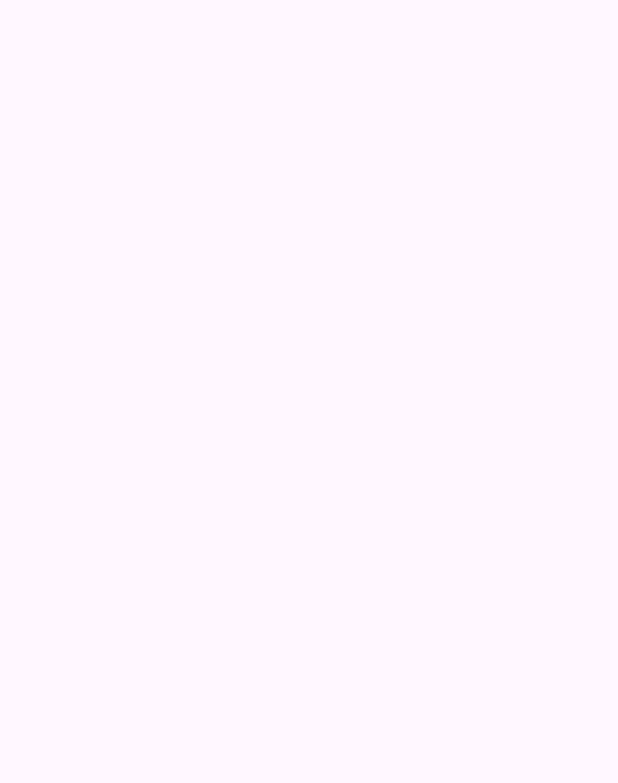
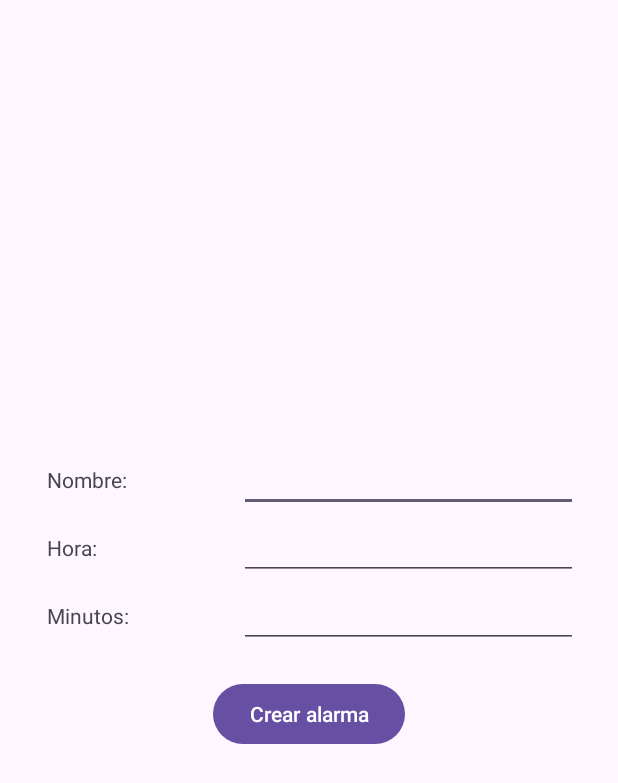
Before and after one commit to adriferro/adrian_fernandez_rodriguez_PMDM_Tarea1, an Android app: the Alarma screen opened directly, with no data from a screen before it, on a phone screen of 412 x 824 dp. Before the commit the part shown is empty. Shown: the top 783 px of the screen. Run offline under Robolectric (Android 15) with nearby library versions, the light colour scheme and no system bars.

Commit message:
Interfaz crear alarma

```diff
--- a/app/src/main/java/com/example/adrian_fernandez_rodriguez_pmdm_tarea1/Alarma.java
+++ b/app/src/main/java/com/example/adrian_fernandez_rodriguez_pmdm_tarea1/Alarma.java
@@ -1,12 +1,22 @@
 package com.example.adrian_fernandez_rodriguez_pmdm_tarea1;
 
+import android.app.AlarmManager;
+import android.app.PendingIntent;
+import android.content.Context;
+import android.content.Intent;
 import android.os.Bundle;
+import android.view.View;
+import android.widget.Button;
+import android.widget.EditText;
+import android.widget.Toast;
 
 import androidx.activity.EdgeToEdge;
 import androidx.appcompat.app.AppCompatActivity;
 import androidx.core.graphics.Insets;
 import androidx.core.view.ViewCompat;
 import androidx.core.view.WindowInsetsCompat;
+
+import java.util.Calendar;
 
 public class Alarma extends AppCompatActivity {
 
@@ -20,5 +30,43 @@ public class Alarma extends AppCompatActivity {
             v.setPadding(systemBars.left, systemBars.top, systemBars.right, systemBars.bottom);
             return insets;
         });
+
+        EditText editTextNombre = findViewById(R.id.editTextNombreAlar);
+        EditText editTextHora = findViewById(R.id.editTextHora);
+        EditText editTextMinutos = findViewById(R.id.editTextMin);
+        Button btnCrearAlarma = findViewById(R.id.btnCrearAlar);
+
+        // Acción del botón "Crear alarma"
+        btnCrearAlarma.setOnClickListener(new View.OnClickListener() {
+            @Override
+            public void onClick(View v) {
+                String nombreAlarma = editTextNombre.getText().toString();
+                String horaStr = editTextHora.getText().toString();
+                String minutosStr = editTextMinutos.getText().toString();
+
+                if (nombreAlarma.isEmpty() || horaStr.isEmpty() || minutosStr.isEmpty()) {
+                    Toast.makeText(Alarma.this, "Por favor, rellena todos los campos", Toast.LENGTH_SHORT).show();
+                    return;
+                }
+
+                int hora = Integer.parseInt(horaStr);
+                int minutos = Integer.parseInt(minutosStr);
+
+                // Configurar la alarma
+                Calendar calendar = Calendar.getInstance();
+                calendar.set(Calendar.HOUR_OF_DAY, hora);
+                calendar.set(Calendar.MINUTE, minutos);
+                calendar.set(Calendar.SECOND, 0);
+
+                //Intent intent = new Intent(Alarma.this, AlarmReceiver.class);
+                //PendingIntent pendingIntent = PendingIntent.getBroadcast(Alarma.this, 0, intent, 0);
+                //AlarmManager alarmManager = (AlarmManager) getSystemService(Context.ALARM_SERVICE);
+
+                //if (alarmManager != null) {
+                  //  alarmManager.setExact(AlarmManager.RTC_WAKEUP, calendar.getTimeInMillis(), pendingIntent);
+                    //Toast.makeText(Alarma.this, "Alarma configurada: " + nombreAlarma, Toast.LENGTH_SHORT).show();
+                //}
+            }
+        });
     }
 }
--- a/app/src/main/java/com/example/adrian_fernandez_rodriguez_pmdm_tarea1/LoginCorrecto.java
+++ b/app/src/main/java/com/example/adrian_fernandez_rodriguez_pmdm_tarea1/LoginCorrecto.java
@@ -35,7 +35,8 @@ public class LoginCorrecto extends AppCompatActivity {
         Button btnPonerAlarma = findViewById(R.id.btnAlarma);
 
         // Mostrar el mensaje de bienvenida con el nombre de usuario
-        welcomeText.setText("Bienvenido: " + username);
+        String welcome = getString(R.string.welcome_activity_login_correcto) + " " + username;
+        welcomeText.setText(welcome);
 
         // Acción del ImageButton para abrir la página web
         imageButtonWeb.setOnClickListener(new View.OnClickListener() {
--- a/app/src/main/res/layout/activity_alarma.xml
+++ b/app/src/main/res/layout/activity_alarma.xml
@@ -8,25 +8,87 @@
     tools:context=".Alarma">
 
     <TableLayout
-        android:layout_width="409dp"
-        android:layout_height="729dp"
-        tools:layout_editor_absoluteX="1dp"
-        tools:layout_editor_absoluteY="1dp">
+        android:layout_width="350dp"
+        android:layout_height="232dp"
+        app:layout_constraintBottom_toBottomOf="parent"
+        app:layout_constraintEnd_toEndOf="parent"
+        app:layout_constraintStart_toStartOf="parent"
+        app:layout_constraintTop_toTopOf="parent">
 
         <TableRow
             android:layout_width="match_parent"
-            android:layout_height="match_parent" />
+            android:layout_height="match_parent">
+
+            <TextView
+                android:id="@+id/textViewNombreAlar"
+                android:layout_width="wrap_content"
+                android:layout_height="wrap_content"
+                android:text="@string/name_alar_activity_alarma"
+                android:textAlignment="viewStart" />
+
+            <EditText
+                android:id="@+id/editTextNombreAlar"
+                android:layout_width="247dp"
+                android:layout_height="wrap_content"
+                android:ems="10"
+                android:inputType="text"
+                android:text="" />
+
+        </TableRow>
 
         <TableRow
             android:layout_width="match_parent"
-            android:layout_height="match_parent" />
+            android:layout_height="match_parent">
+
+            <TextView
+                android:id="@+id/textViewHora"
+                android:layout_width="wrap_content"
+                android:layout_height="wrap_content"
+                android:text="@string/hour_activity_alarma"
+                android:textAlignment="viewStart" />
+
+            <EditText
+                android:id="@+id/editTextHora"
+                android:layout_width="wrap_content"
+                android:layout_height="wrap_content"
+                android:ems="10"
+                android:inputType="text"
+                android:text="" />
+
+        </TableRow>
 
         <TableRow
             android:layout_width="match_parent"
-            android:layout_height="match_parent" />
+            android:layout_height="match_parent">
+
+            <TextView
+                android:id="@+id/textViewMin"
+                android:layout_width="wrap_content"
+                android:layout_height="wrap_content"
+                android:text="@string/min_activity_alarma"
+                android:textAlignment="viewStart" />
+
+            <EditText
+                android:id="@+id/editTextMin"
+                android:layout_width="wrap_content"
+                android:layout_height="wrap_content"
+                android:ems="10"
+                android:inputType="text"
+                android:text="" />
+
+        </TableRow>
 
         <TableRow
             android:layout_width="match_parent"
-            android:layout_height="match_parent" />
+            android:layout_height="match_parent"
+            android:layout_marginTop="20dp"
+            android:gravity="bottom|center_horizontal">
+
+            <Button
+                android:id="@+id/btnCrearAlar"
+                android:layout_width="wrap_content"
+                android:layout_height="wrap_content"
+                android:text="@string/btnCrearAlarma_activity_alarma" />
+        </TableRow>
     </TableLayout>
 </androidx.constraintlayout.widget.ConstraintLayout>
--- a/app/src/main/res/layout/activity_login_correcto.xml
+++ b/app/src/main/res/layout/activity_login_correcto.xml
@@ -25,13 +25,13 @@
             app:layout_constraintEnd_toEndOf="parent"
             app:layout_constraintStart_toStartOf="parent"
             app:layout_constraintTop_toTopOf="parent"
-            tools:text="@string/welcome_activity_alarma" />
+            tools:text="@string/welcome_activity_login_correcto" />
 
         <Button
             android:id="@+id/btnAlarma"
             android:layout_width="wrap_content"
             android:layout_height="wrap_content"
-            android:text="@string/btnAlarma_activity_alarma"
+            android:text="@string/btnAlarma_activity_login_correcto"
             app:layout_constraintBottom_toBottomOf="parent"
             app:layout_constraintEnd_toEndOf="parent"
             app:layout_constraintStart_toStartOf="parent"
--- a/app/src/main/res/values/strings.xml
+++ b/app/src/main/res/values/strings.xml
@@ -6,7 +6,11 @@
     <string name="btnLogin_activity_login">Iniciar sesión</string>
     <string name="btnModify_activity_login">Modificar credenciales</string>
 
-    <string name="welcome_activity_alarma">Bienvenido: </string>
-    <string name="btnAlarma_activity_alarma">Poner alarma</string>
+    <string name="welcome_activity_login_correcto">Bienvenido:</string>
+    <string name="btnAlarma_activity_login_correcto">Poner alarma</string>
 
+    <string name="name_alar_activity_alarma">Nombre: </string>
+    <string name="hour_activity_alarma">Hora: </string>
+    <string name="min_activity_alarma">Minutos: </string>
+    <string name="btnCrearAlarma_activity_alarma">Crear alarma</string>
 </resources>
```
